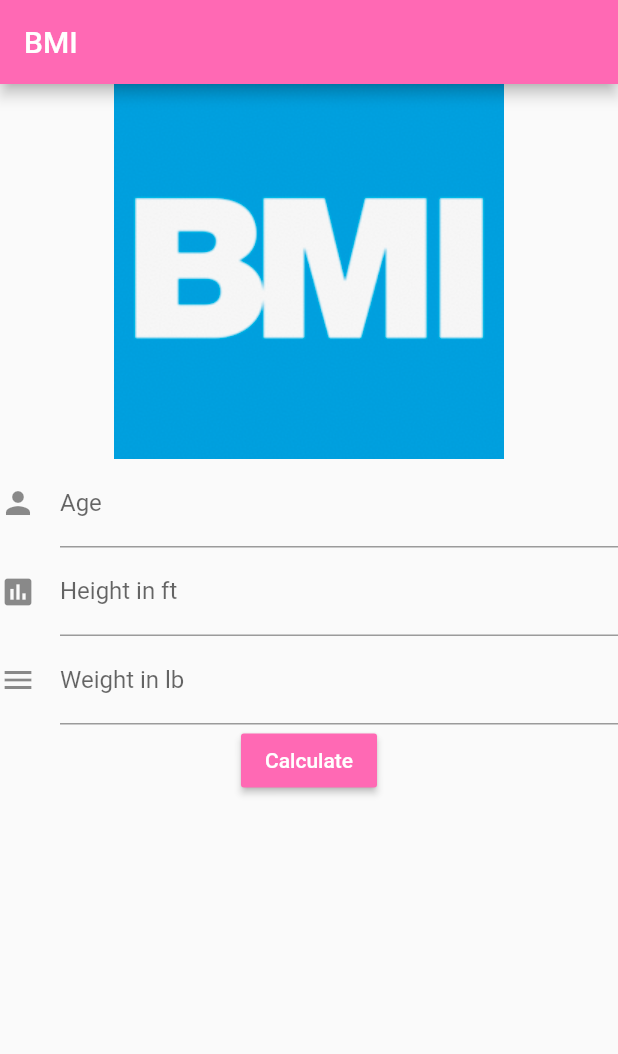
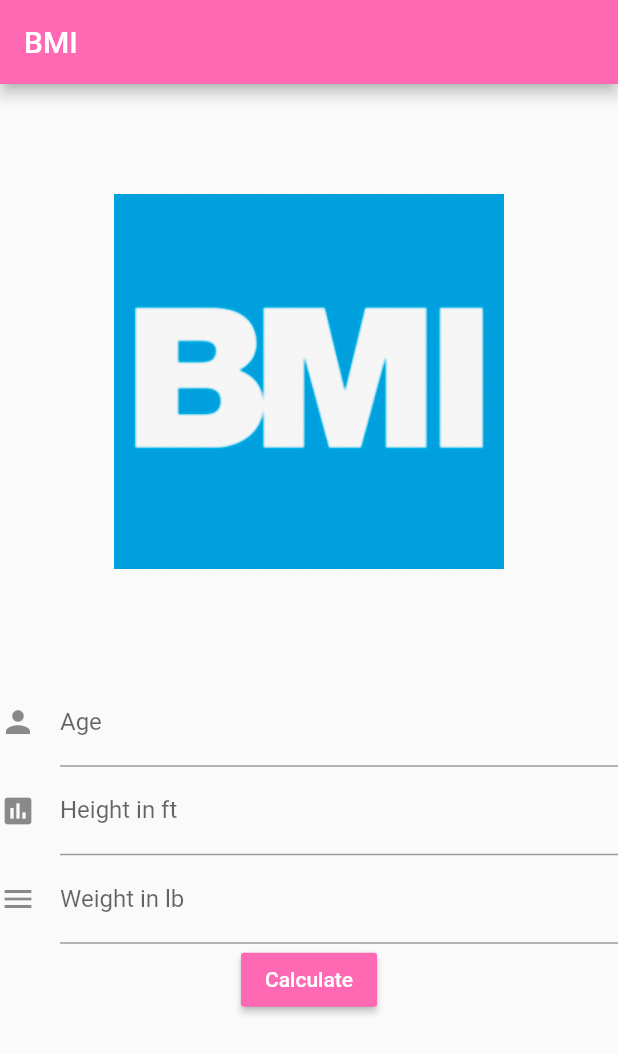
Before and after one commit to brentonhauth/flutter_practice, a Flutter app: the screen it shows after launch, on a phone screen of 412 x 824 dp. Shown: the top 1054 px of the screen. Run offline on Flutter 3.47's test engine with Material 2 defaults, Android fonts, the phone set to English and light mode, and no system bars.

Commit message:
changes started

```diff
--- a/lib/bmi_form.dart
+++ b/lib/bmi_form.dart
@@ -57,6 +57,7 @@ class _BmiFormState extends State<BmiForm> {
       key: this._formKey,
       child: new Column(
         children: <Widget>[
+
           // Age Field
           TextFormField(
             decoration: InputDecoration(icon: Icon(Icons.person), labelText: 'Age'),
@@ -117,10 +118,6 @@ class _BmiFormState extends State<BmiForm> {
                     )
                   )
                 );
-
-
-                // ... it is valid
-                // calc bmi, change screens
               }
             },
             child: Text('Calculate'),
--- a/lib/home_page.dart
+++ b/lib/home_page.dart
@@ -15,20 +15,37 @@ class _HomePageState extends State<HomePage> {
       appBar: new AppBar(
         title: Text('BMI'),
         backgroundColor: Color.fromRGBO(255, 105, 180, 1),
+
       ),
-      body: new SingleChildScrollView(
-        physics: new NeverScrollableScrollPhysics(),
-        child: ConstrainedBox(
-          constraints: new BoxConstraints(
-            minWidth: MediaQuery.of(context).size.width,
-            minHeight: MediaQuery.of(context).size.height,
+      body: new ListView(
+        children: <Widget>[
+          Image.asset(
+            'assets/bmi.png',
           ),
-          child: new Column(
-            children: <Widget>[Image.asset('assets/bmi.png'), BmiForm()],
-          ),
-        ),
-      ),
-      resizeToAvoidBottomInset: false
+          BmiForm()
+        ]
+      )
     );
   }
 }
+
+
+// return Scaffold(
+//       appBar: new AppBar(
+//         title: Text('BMI'),
+//         backgroundColor: Color.fromRGBO(255, 105, 180, 1),
+//       ),
+//       body: new SingleChildScrollView(
+//         physics: new NeverScrollableScrollPhysics(),
+//         child: ConstrainedBox(
+//           constraints: new BoxConstraints(
+//             minWidth: MediaQuery.of(context).size.width,
+//             minHeight: MediaQuery.of(context).size.height,
+//           ),
+//           child: new Column(
+//             children: <Widget>[Image.asset('assets/bmi.png'), BmiForm()],
+//           ),
+//         ),
+//       ),
+//       resizeToAvoidBottomInset: false
+//     );
```
